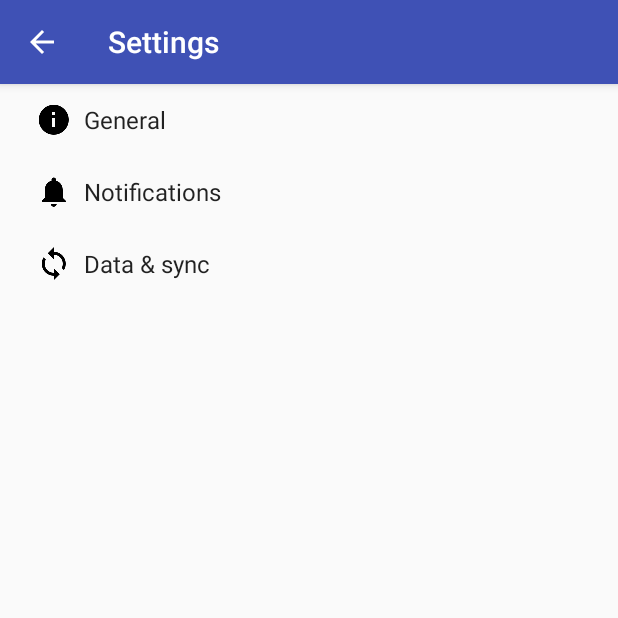
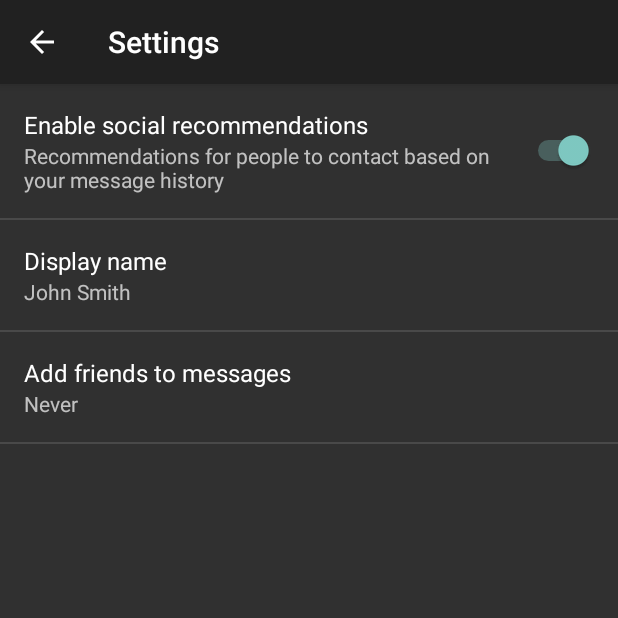
Before and after one commit to MishaKharaba/MailWatcher, an Android app: the SettingsActivity screen opened directly, with no data from a screen before it, on a phone screen of 412 x 824 dp, the top half of it. Run offline under Robolectric (Android 15) with nearby library versions, the phone set to English and light mode, and no system bars.

Commit message:
Settings

```diff
--- a/app/src/main/AndroidManifest.xml
+++ b/app/src/main/AndroidManifest.xml
@@ -53,7 +53,8 @@
         </activity>
         <activity
             android:name=".SettingsActivity"
-            android:label="@string/title_activity_settings">
+            android:label="@string/title_activity_settings"
+            android:theme="@style/AppTheme.Settings">
             <meta-data
                 android:name="android.support.PARENT_ACTIVITY"
                 android:value=".AlertListActivity" />
--- a/app/src/main/java/com/eleks/mailwatcher/AlertDetailsActivity.java
+++ b/app/src/main/java/com/eleks/mailwatcher/AlertDetailsActivity.java
@@ -225,7 +225,6 @@ public class AlertDetailsActivity extends AppCompatActivity implements IAccountS
         }
     }
 
-
     @Override
     public boolean onOptionsItemSelected(MenuItem item) {
         switch (item.getItemId()) {
--- a/app/src/main/java/com/eleks/mailwatcher/SettingsActivity.java
+++ b/app/src/main/java/com/eleks/mailwatcher/SettingsActivity.java
@@ -38,6 +38,10 @@ public class SettingsActivity extends AppCompatPreferenceActivity {
     protected void onCreate(Bundle savedInstanceState) {
         super.onCreate(savedInstanceState);
         setupActionBar();
+        // Display the fragment as the main content.
+        getFragmentManager().beginTransaction()
+                .replace(android.R.id.content, new GeneralPreferenceFragment())
+                .commit();
     }
 
     /**
@@ -51,6 +55,15 @@ public class SettingsActivity extends AppCompatPreferenceActivity {
         }
     }
 
+    @Override
+    public boolean onOptionsItemSelected(MenuItem item) {
+        int id = item.getItemId();
+        if (id == android.R.id.home) {
+            finish();
+            return true;
+        }
+        return super.onOptionsItemSelected(item);
+    }
 
     /**
      * {@inheritDoc}
@@ -75,7 +88,7 @@ public class SettingsActivity extends AppCompatPreferenceActivity {
     @Override
     @TargetApi(Build.VERSION_CODES.HONEYCOMB)
     public void onBuildHeaders(List<Header> target) {
-        loadHeadersFromResource(R.xml.pref_headers, target);
+//        loadHeadersFromResource(R.xml.pref_headers, target);
     }
 
     /**
@@ -155,6 +168,7 @@ public class SettingsActivity extends AppCompatPreferenceActivity {
      * This method stops fragment injection in malicious applications.
      * Make sure to deny any unknown fragments here.
      */
+    @Override
     protected boolean isValidFragment(String fragmentName) {
         return PreferenceFragment.class.getName().equals(fragmentName)
                 || GeneralPreferenceFragment.class.getName().equals(fragmentName)
@@ -178,8 +192,10 @@ public class SettingsActivity extends AppCompatPreferenceActivity {
             // to their values. When their values change, their summaries are
             // updated to reflect the new value, per the Android Design
             // guidelines.
-            bindPreferenceSummaryToValue(findPreference("example_text"));
-            bindPreferenceSummaryToValue(findPreference("example_list"));
+            Preference example_text = findPreference("example_text");
+            bindPreferenceSummaryToValue(example_text);
+            Preference example_list = findPreference("example_list");
+            bindPreferenceSummaryToValue(example_list);
         }
 
         @Override
@@ -209,7 +225,8 @@ public class SettingsActivity extends AppCompatPreferenceActivity {
             // to their values. When their values change, their summaries are
             // updated to reflect the new value, per the Android Design
             // guidelines.
-            bindPreferenceSummaryToValue(findPreference("notifications_new_message_ringtone"));
+            Preference preference = findPreference("notifications_new_message_ringtone");
+            bindPreferenceSummaryToValue(preference);
         }
 
         @Override
--- a/app/src/main/res/values/styles.xml
+++ b/app/src/main/res/values/styles.xml
@@ -6,6 +6,12 @@
         <item name="colorPrimary">@color/colorPrimary</item>
         <item name="colorPrimaryDark">@color/colorPrimaryDark</item>
         <item name="colorAccent">@color/colorAccent</item>
+    </style>
+    <style name="AppTheme.Settings" parent="Theme.AppCompat">
+        <!-- Customize your theme here. -->
+        <!--<item name="colorPrimary">@color/colorPrimary</item>-->
+        <!--<item name="colorPrimaryDark">@color/colorPrimaryDark</item>-->
+        <!--<item name="colorAccent">@color/colorAccent</item>-->
     </style>
     <style name="AppTheme.NoActionBar">
         <item name="windowActionBar">false</item>
--- a/app/src/main/res/xml/pref_headers.xml
+++ b/app/src/main/res/xml/pref_headers.xml
@@ -5,11 +5,11 @@
     <header android:fragment="com.eleks.mailwatcher.SettingsActivity$GeneralPreferenceFragment"
         android:title="@string/pref_header_general" android:icon="@drawable/ic_info_black_24dp" />
 
-    <header android:fragment="com.eleks.mailwatcher.SettingsActivity$NotificationPreferenceFragment"
-        android:title="@string/pref_header_notifications"
-        android:icon="@drawable/ic_notifications_black_24dp" />
+    <!--<header android:fragment="com.eleks.mailwatcher.SettingsActivity$NotificationPreferenceFragment"-->
+        <!--android:title="@string/pref_header_notifications"-->
+        <!--android:icon="@drawable/ic_notifications_black_24dp" />-->
 
-    <header android:fragment="com.eleks.mailwatcher.SettingsActivity$DataSyncPreferenceFragment"
-        android:title="@string/pref_header_data_sync" android:icon="@drawable/ic_sync_black_24dp" />
+    <!--<header android:fragment="com.eleks.mailwatcher.SettingsActivity$DataSyncPreferenceFragment"-->
+        <!--android:title="@string/pref_header_data_sync" android:icon="@drawable/ic_sync_black_24dp" />-->
 
 </preference-headers>
```
Also changed, not shown: 1 other file.
